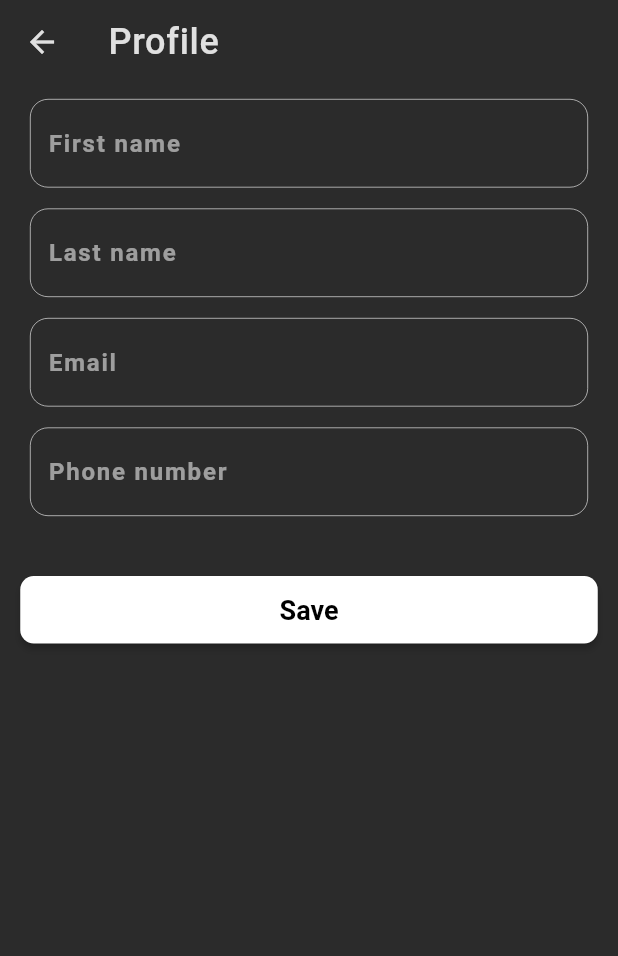
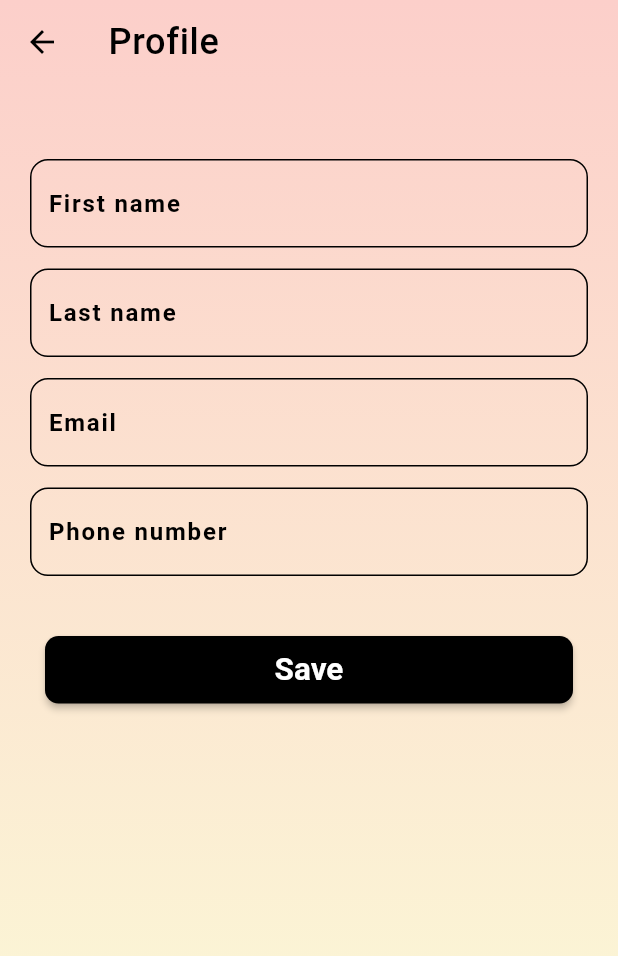
Before and after one commit to bharat-Sl/Buying-Service, a Flutter app: the screen it shows after launch, item 4 of the bottom bar chosen, after a tap on "Profile", on a phone screen of 412 x 824 dp. Shown: the top 956 px of the screen. Run offline on Flutter 3.47's test engine with Material 2 defaults, Android fonts, the light colour scheme and no system bars; our stand-ins replace carousel_slider, flutter_swiper, location, titled_navigation_bar; missing offline and left inert: search_map_place.

Commit message:
changed profile and settings theme

```diff
--- a/lib/screens/dashboard/more/more.dart
+++ b/lib/screens/dashboard/more/more.dart
@@ -69,7 +69,15 @@ class _MoreState extends State<More> {
 
   @override
   Widget build(BuildContext context) {
-    return Padding(
+    return Container(
+      decoration: BoxDecoration(
+          gradient: LinearGradient(
+              begin: Alignment.topCenter,
+              end: Alignment.bottomCenter,
+              colors: [
+            Color.fromRGBO(252, 208, 202, 1),
+            Color.fromRGBO(255, 255, 255, 1)
+          ])),
       padding: const EdgeInsets.symmetric(horizontal: 15.0, vertical: 15),
       child: Column(
         crossAxisAlignment: CrossAxisAlignment.start,
@@ -80,7 +88,7 @@ class _MoreState extends State<More> {
               fontSize: 40,
               fontWeight: FontWeight.w500,
               letterSpacing: -1,
-              color: Colors.white,
+              color: Colors.black,
             ),
           ),
           SizedBox(
@@ -124,13 +132,13 @@ class _MoreState extends State<More> {
                         children: [
                           Icon(
                             Icons.person,
-                            color: Colors.white,
+                            color: Colors.black,
                           ),
                           SizedBox(height: 6),
                           Text(
                             "Profile",
                             style: TextStyle(
-                              color: Colors.white,
+                              color: Colors.black,
                               fontSize: 16,
                               fontWeight: FontWeight.w400,
                             ),
@@ -157,13 +165,13 @@ class _MoreState extends State<More> {
                   //     children: [
                   //       Icon(
                   //         Icons.settings,
-                  //         color: Colors.white,
+                  //         color: Colors.black,
                   //       ),
                   //       SizedBox(height: 6),
                   //       Text(
                   //         "Settings",
                   //         style: TextStyle(
-                  //           color: Colors.white,
+                  //           color: Colors.black,
                   //           fontSize: 16,
                   //           fontWeight: FontWeight.w400,
                   //         ),
@@ -197,13 +205,13 @@ class _MoreState extends State<More> {
                         children: [
                           Icon(
                             Icons.info,
-                            color: Colors.white,
+                            color: Colors.black,
                           ),
                           SizedBox(height: 6),
                           Text(
                             "About",
                             style: TextStyle(
-                              color: Colors.white,
+                              color: Colors.black,
                               fontSize: 16,
                               fontWeight: FontWeight.w400,
                             ),
@@ -235,13 +243,13 @@ class _MoreState extends State<More> {
                         children: [
                           Icon(
                             Icons.support_agent,
-                            color: Colors.white,
+                            color: Colors.black,
                           ),
                           SizedBox(height: 6),
                           Text(
                             "Support",
                             style: TextStyle(
-                              color: Colors.white,
+                              color: Colors.black,
                               fontSize: 16,
                               fontWeight: FontWeight.w400,
                             ),
@@ -268,13 +276,13 @@ class _MoreState extends State<More> {
                       children: [
                         Icon(
                           Icons.build,
-                          color: Colors.white,
+                          color: Colors.black,
                         ),
                         SizedBox(height: 6),
                         Text(
                           "Signup as provider",
                           style: TextStyle(
-                            color: Colors.white,
+                            color: Colors.black,
                             fontSize: 16,
                             fontWeight: FontWeight.w400,
                           ),
@@ -300,13 +308,13 @@ class _MoreState extends State<More> {
                       children: [
                         Icon(
                           Icons.logout,
-                          color: Colors.white,
+                          color: Colors.black,
                         ),
                         SizedBox(height: 6),
                         Text(
                           "Logout",
                           style: TextStyle(
-                            color: Colors.white,
+                            color: Colors.black,
                             fontSize: 16,
                             fontWeight: FontWeight.w400,
                           ),
--- a/lib/screens/dashboard/more/profile_screen.dart
+++ b/lib/screens/dashboard/more/profile_screen.dart
@@ -6,14 +6,35 @@ class ProfileScreen extends StatelessWidget {
   Widget build(BuildContext context) {
     final height = MediaQuery.of(context).size.height;
     final width = MediaQuery.of(context).size.width;
-    return Scaffold(
+    return Container(
+      decoration: BoxDecoration(
+        gradient: LinearGradient(
+          begin: Alignment.topCenter,
+          end: Alignment.bottomCenter,
+          colors: [
+            Color.fromRGBO(252, 207, 202, 1),
+            Color.fromRGBO(251, 254, 216, 1)
+          ],
+        ),
+      ),
+      child: Scaffold(
+        backgroundColor: Colors.transparent,
         appBar: AppBar(
+          leading: InkWell(
+            onTap: () {
+              Navigator.of(context).pop();
+            },
+            child: Icon(
+              Icons.arrow_back,
+              color: Colors.black,
+            ),
+          ),
           title: Text("Profile",
               style: TextStyle(
                   wordSpacing: 1,
                   letterSpacing: 0.5,
                   fontSize: 24,
-                color: Colors.grey.shade300)),
+                  color: Colors.black)),
           iconTheme: IconThemeData(color: Colors.grey.shade300),
           elevation: 0,
           backgroundColor: Colors.transparent,
@@ -28,91 +49,94 @@ class ProfileScreen extends StatelessWidget {
                     key: _formKey,
                     child: Column(
                       children: [
+                        SizedBox(
+                          height: 40,
+                        ),
                         TextFormField(
-                        style: TextStyle(color: Colors.white),
+                          style: TextStyle(color: Colors.black),
                           decoration: InputDecoration(
                               hintText: "First name",
                               enabledBorder: OutlineInputBorder(
                                 borderRadius: BorderRadius.circular(12),
                                 borderSide:
-                                  BorderSide(color: Colors.white, width: 0.4),
+                                    BorderSide(color: Colors.black, width: 1),
                               ),
                               focusedBorder: OutlineInputBorder(
                                 borderRadius: BorderRadius.circular(12),
                                 borderSide:
-                                  BorderSide(color: Colors.white, width: 0.4),
+                                    BorderSide(color: Colors.black, width: 1),
                               ),
                               hintStyle: TextStyle(
-                                color: Colors.white54,
+                                  color: Colors.black,
                                   letterSpacing: 1.2,
                                   fontWeight: FontWeight.w600)),
-                        cursorColor: Colors.white54,
+                          cursorColor: Colors.black,
                           cursorHeight: 24,
                         ),
                         SizedBox(height: 14),
                         TextFormField(
-                        style: TextStyle(color: Colors.white),
+                          style: TextStyle(color: Colors.black),
                           decoration: InputDecoration(
                               hintText: "Last name",
                               enabledBorder: OutlineInputBorder(
                                 borderRadius: BorderRadius.circular(12),
                                 borderSide:
-                                  BorderSide(color: Colors.white, width: 0.4),
+                                    BorderSide(color: Colors.black, width: 1),
                               ),
                               focusedBorder: OutlineInputBorder(
                                 borderRadius: BorderRadius.circular(12),
                                 borderSide:
-                                  BorderSide(color: Colors.white, width: 0.4),
+                                    BorderSide(color: Colors.black, width: 1),
                               ),
                               hintStyle: TextStyle(
-                                color: Colors.white54,
+                                  color: Colors.black,
                                   letterSpacing: 1.2,
                                   fontWeight: FontWeight.w600)),
-                        cursorColor: Colors.white54,
+                          cursorColor: Colors.black,
                           cursorHeight: 24,
                         ),
                         SizedBox(height: 14),
                         TextFormField(
-                        style: TextStyle(color: Colors.white),
+                          style: TextStyle(color: Colors.black),
                           decoration: InputDecoration(
                               hintText: "Email",
                               enabledBorder: OutlineInputBorder(
                                 borderRadius: BorderRadius.circular(12),
                                 borderSide:
-                                  BorderSide(color: Colors.white, width: 0.4),
+                                    BorderSide(color: Colors.black, width: 1),
                               ),
                               focusedBorder: OutlineInputBorder(
                                 borderRadius: BorderRadius.circular(12),
                                 borderSide:
-                                  BorderSide(color: Colors.white, width: 0.4),
+                                    BorderSide(color: Colors.black, width: 1),
                               ),
                               hintStyle: TextStyle(
-                                color: Colors.white54,
+                                  color: Colors.black,
                                   letterSpacing: 1.2,
                                   fontWeight: FontWeight.w600)),
-                        cursorColor: Colors.white54,
+                          cursorColor: Colors.black,
                           cursorHeight: 24,
                         ),
                         SizedBox(height: 14),
                         TextFormField(
-                        style: TextStyle(color: Colors.white),
+                          style: TextStyle(color: Colors.black),
                           decoration: InputDecoration(
                               hintText: "Phone number",
                               enabledBorder: OutlineInputBorder(
                                 borderRadius: BorderRadius.circular(12),
                                 borderSide:
-                                  BorderSide(color: Colors.white, width: 0.4),
+                                    BorderSide(color: Colors.black, width: 1),
                               ),
                               focusedBorder: OutlineInputBorder(
                                 borderRadius: BorderRadius.circular(12),
                                 borderSide:
-                                  BorderSide(color: Colors.white, width: 0.4),
+                                    BorderSide(color: Colors.black, width: 1),
                               ),
                               hintStyle: TextStyle(
-                                color: Colors.white54,
+                                  color: Colors.black,
                                   letterSpacing: 1.2,
                                   fontWeight: FontWeight.w700)),
-                        cursorColor: Colors.white,
+                          cursorColor: Colors.black,
                           cursorHeight: 24,
                         ),
                       ],
@@ -120,19 +144,19 @@ class ProfileScreen extends StatelessWidget {
               ),
               SizedBox(height: 40),
               Container(
-              width: width - 27,
+                width: width - 60,
                 height: 45,
                 child: ElevatedButton(
                   onPressed: () {},
                   child: Text(
                     "Save",
                     style: TextStyle(
-                      color: Colors.black,
+                        color: Colors.white,
                         fontWeight: FontWeight.w600,
-                      fontSize: 18),
+                        fontSize: 21),
                   ),
                   style: ElevatedButton.styleFrom(
-                    primary: Colors.white,
+                      primary: Colors.black,
                       elevation: 2,
                       shape: RoundedRectangleBorder(
                           borderRadius: BorderRadius.circular(9))),
@@ -141,7 +165,7 @@ class ProfileScreen extends StatelessWidget {
             ],
           ),
         ),
-      backgroundColor: Color.fromRGBO(43, 43, 43, 1),
+      ),
     );
   }
 }
```
Lines whose indentation alone changed are shown as unchanged.
